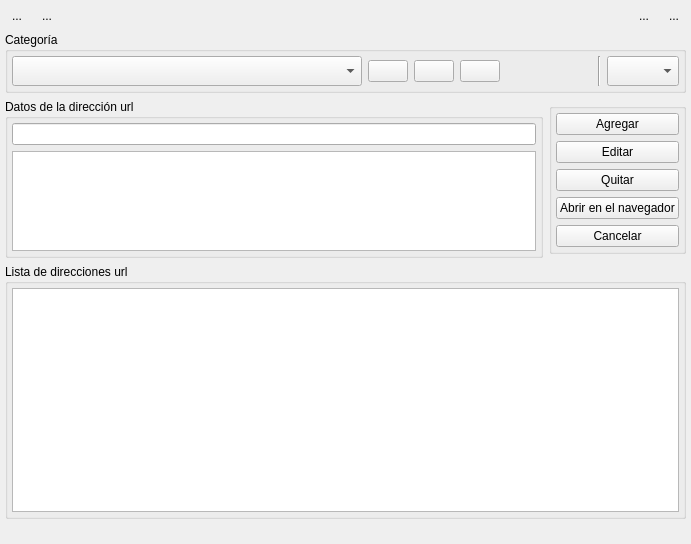
Before: the Qt Designer form widget.ui in lincolningaroca/xxxApp, drawn with Qt 5.
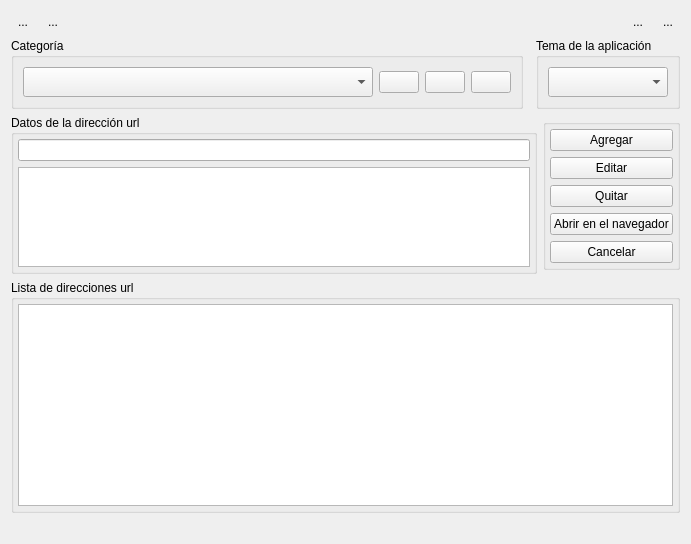
After: the same form once the commit is applied. Icons and pictures are not drawn. Custom widgets are drawn as their Qt base class.

Commit message: Change in the graphical interface, the combo box for the application themes was moved to its own group box, to emphasize what the combo box means.

Diff of the .ui file:
```diff
--- a/widget.ui
+++ b/widget.ui
@@ -14,18 +14,6 @@
    <string>Widget</string>
   </property>
   <layout class="QVBoxLayout" name="verticalLayout_4">
-   <property name="leftMargin">
-    <number>5</number>
-   </property>
-   <property name="topMargin">
-    <number>5</number>
-   </property>
-   <property name="rightMargin">
-    <number>5</number>
-   </property>
-   <property name="bottomMargin">
-    <number>5</number>
-   </property>
    <item>
     <widget class="QFrame" name="frame">
      <property name="frameShape">
@@ -136,26 +124,13 @@
     </widget>
    </item>
    <item>
+    <layout class="QHBoxLayout" name="horizontalLayout_7">
+     <item>
     <widget class="QGroupBox" name="groupBox_3">
      <property name="title">
       <string>Categoría</string>
      </property>
      <layout class="QHBoxLayout" name="horizontalLayout_2">
-      <property name="spacing">
-       <number>6</number>
-      </property>
-      <property name="leftMargin">
-       <number>4</number>
-      </property>
-      <property name="topMargin">
-       <number>4</number>
-      </property>
-      <property name="rightMargin">
-       <number>4</number>
-      </property>
-      <property name="bottomMargin">
-       <number>4</number>
-      </property>
       <item>
        <widget class="QComboBox" name="cboCategory">
         <property name="sizePolicy">
@@ -235,6 +210,9 @@
         </property>
        </widget>
       </item>
+       </layout>
+      </widget>
+     </item>
       <item>
        <spacer name="horizontalSpacer">
         <property name="orientation">
@@ -242,19 +220,18 @@
         </property>
         <property name="sizeHint" stdset="0">
          <size>
-          <width>40</width>
-          <height>20</height>
+         <width>37</width>
+         <height>17</height>
          </size>
         </property>
        </spacer>
       </item>
       <item>
-       <widget class="Line" name="line_2">
-        <property name="orientation">
-         <enum>Qt::Orientation::Vertical</enum>
-        </property>
-       </widget>
-      </item>
+      <widget class="QGroupBox" name="groupBox_5">
+       <property name="title">
+        <string>Tema de la aplicación</string>
+       </property>
+       <layout class="QHBoxLayout" name="horizontalLayout_6">
       <item>
        <widget class="QComboBox" name="cboTheme">
         <property name="minimumSize">
@@ -276,6 +253,8 @@
       </item>
      </layout>
     </widget>
+     </item>
+    </layout>
    </item>
    <item>
     <layout class="QHBoxLayout" name="horizontalLayout">
```
Lines whose indentation alone changed are shown as unchanged.
